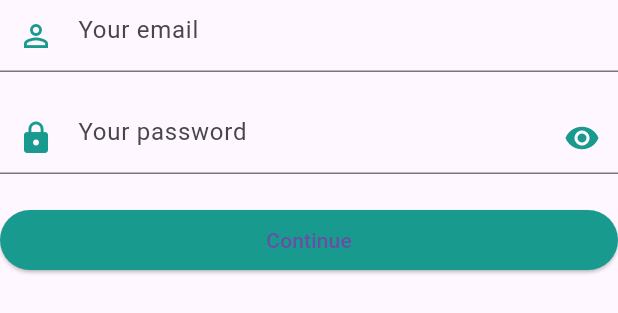
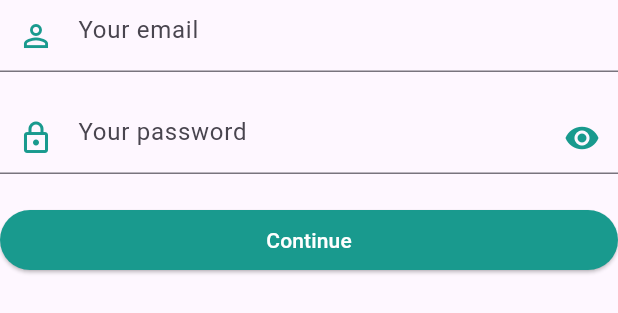
Before and after one commit to YaraShehadeh/pharma_ease, a Flutter app: the SignInForm widget shown alone on an empty page, opened directly, on a phone screen of 412 x 824 dp. Shown: the top 313 px of the screen. Run offline on Flutter 3.47's test engine with Material 3 defaults, Android fonts, the phone set to English and light mode, and no system bars; our stand-ins replace bloc, built_collection, built_value, dio, equatable, flutter_bloc and 7 more; missing offline and left inert: flutter_barcode_scanner, pharmaease_api; accounts and stored records are empty.

```diff
--- a/lib/src/ui/screens/sign_in_form.dart
+++ b/lib/src/ui/screens/sign_in_form.dart
@@ -14,8 +14,7 @@ class SignInForm extends StatelessWidget {
       key: cubit.formKey,
       child: AutofillGroup(
         child: Column(children: [
-          BlocBuilder<SignInCubit, SignInState>(
-            builder: (context, state) {
+          BlocBuilder<SignInCubit, SignInState>(builder: (context, state) {
             return TextFormField(
                 keyboardType: TextInputType.emailAddress,
                 textInputAction: TextInputAction.next,
@@ -41,8 +40,7 @@ class SignInForm extends StatelessWidget {
                   }
                   return null;
                 });
-            }
-          ),
+          }),
           const SizedBox(height: 20),
           TextFormField(
             textInputAction: TextInputAction.done,
@@ -51,7 +49,7 @@ class SignInForm extends StatelessWidget {
             decoration: InputDecoration(
               hintText: "Your password",
               focusColor: pharmaGreenColor,
-              prefixIcon: const Icon(Icons.lock),
+              prefixIcon: const Icon(Icons.lock_outlined),
               prefixIconColor: pharmaGreenColor,
               suffixIcon: IconButton(
                 icon: Icon((cubit.state is SignInFormUpdate)
@@ -84,7 +82,9 @@ class SignInForm extends StatelessWidget {
               return null;
             },
           ),
-          const SizedBox(height: 20,),
+          const SizedBox(
+            height: 20,
+          ),
           ElevatedButton(
             onPressed: () {
               onSubmit(
@@ -99,7 +99,8 @@ class SignInForm extends StatelessWidget {
             style: ElevatedButton.styleFrom(
                 backgroundColor: const Color.fromRGBO(25, 154, 142, 100),
                 fixedSize: const Size(500, 40)),
-            child: const Text("Continue"),
+            child:
+                const Text("Continue", style: TextStyle(color: Colors.white)),
           ),
         ]),
       ),
@@ -112,11 +113,11 @@ class SignInForm extends StatelessWidget {
   }
 
   bool containsLowerCase(String value) {
-    return value.contains( RegExp(r'[a-z]') );
+    return value.contains(RegExp(r'[a-z]'));
   }
 
   bool containsUpperCase(String value) {
-    return value.contains( RegExp(r'[A-Z]') );
+    return value.contains(RegExp(r'[A-Z]'));
   }
 
   void onSubmit(
```
Also changed, not shown: lib/src/ui/widgets/side_menu.dart (+19 -15 lines). Lines whose indentation alone changed are shown as unchanged.
